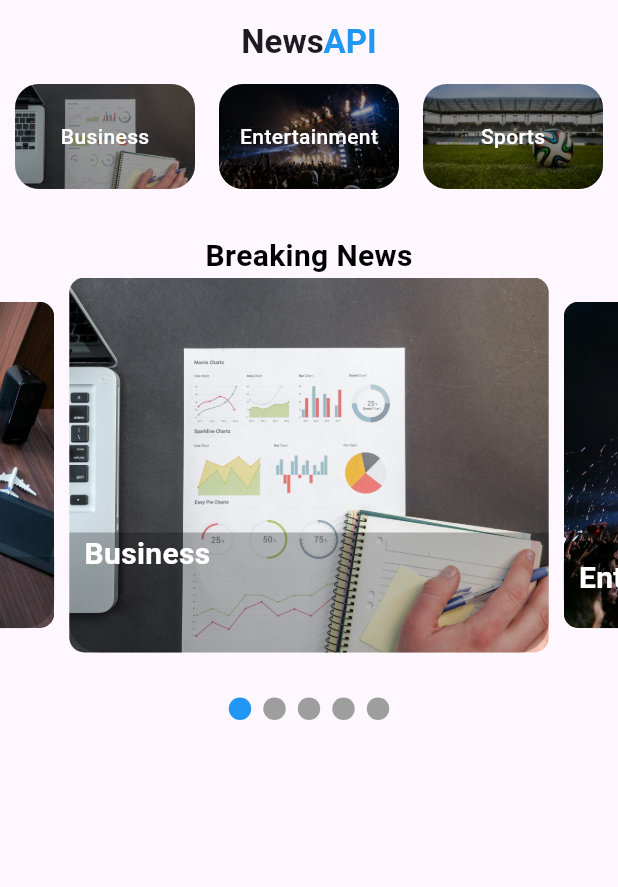
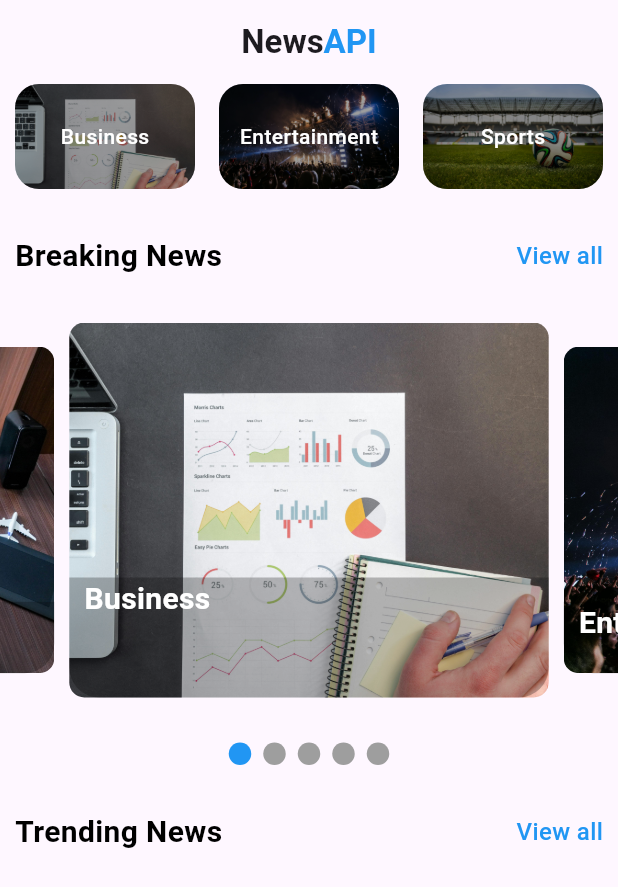
Before and after one commit to NtimaneKamohelo/news_app_api, a Flutter app: the screen it shows after launch, on a phone screen of 412 x 824 dp. Shown: the top 887 px of the screen. Run offline on Flutter 3.47's test engine with Material 3 defaults, Android fonts, the phone set to English and light mode, and no system bars; drawn by our look-alikes of carousel_slider, smooth_page_indicator.

Commit message:
Feature: added text that highlights breaking and trending news

```diff
--- a/lib/pages/home_page.dart
+++ b/lib/pages/home_page.dart
@@ -73,13 +73,29 @@ class _HomePageState extends State<HomePage> {
                 }),
             ),
             SizedBox(height: 30.0,),
-            Text("Breaking News",
-              style: TextStyle(
-                color: Colors.black,
-                fontSize: 20,
-                fontWeight: FontWeight.bold
+            const Padding(
+              padding: EdgeInsets.only(left: 10.0, right: 10),
+              child: Row(
+                mainAxisAlignment: MainAxisAlignment.spaceBetween,
+                children: [
+                  Text("Breaking News",
+                    style: TextStyle(
+                      color: Colors.black,
+                      fontSize: 20,
+                      fontWeight: FontWeight.bold
+                    ),
+                  ),
+                  Text("View all",
+                    style: TextStyle(
+                      color: Colors.blue,
+                      fontSize: 16,
+                      fontWeight: FontWeight.w500,
+                    ),
+                  ),
+                ],
               ),
             ),
+            SizedBox(height: 30.0,),
             CarouselSlider.builder(
               itemCount: slider.length,
               itemBuilder: (context, index, realIndex){
@@ -100,7 +116,30 @@ class _HomePageState extends State<HomePage> {
               ),
             ),
             SizedBox(height: 30,),
-            buildIndicator(),
+            Center(child: buildIndicator()),
+            SizedBox(height: 30.0,),
+            const Padding(
+              padding: EdgeInsets.only(left: 10.0, right: 10),
+              child: Row(
+                mainAxisAlignment: MainAxisAlignment.spaceBetween,
+                children: [
+                  Text("Trending News",
+                    style: TextStyle(
+                      color: Colors.black,
+                      fontSize: 20,
+                      fontWeight: FontWeight.bold
+                    ),
+                  ),
+                  Text("View all",
+                    style: TextStyle(
+                      color: Colors.blue,
+                      fontSize: 16,
+                      fontWeight: FontWeight.w500,
+                    ),
+                  ),
+                ],
+              ),
+            ),
 
           ],
         ),
@@ -112,7 +151,10 @@ class _HomePageState extends State<HomePage> {
   Widget buildIndicator() => AnimatedSmoothIndicator(
     activeIndex: activeIndex,
     count: slider.length,
-    effect: const SlideEffect(dotWidth: 15, dotHeight: 15, activeDotColor: Colors.blue),
+    effect: const SlideEffect(
+      dotWidth: 15,
+      dotHeight: 15,
+      activeDotColor: Colors.blue),
   );
 
   Widget buildImage(String image, int index, String name) => Container(
```
